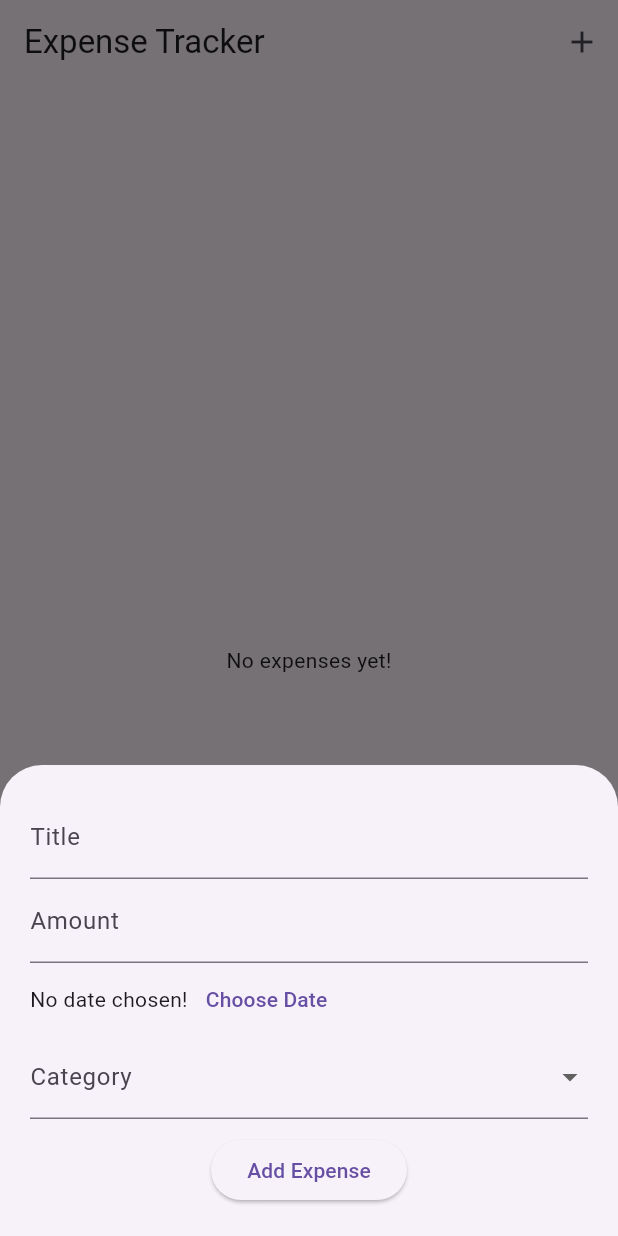
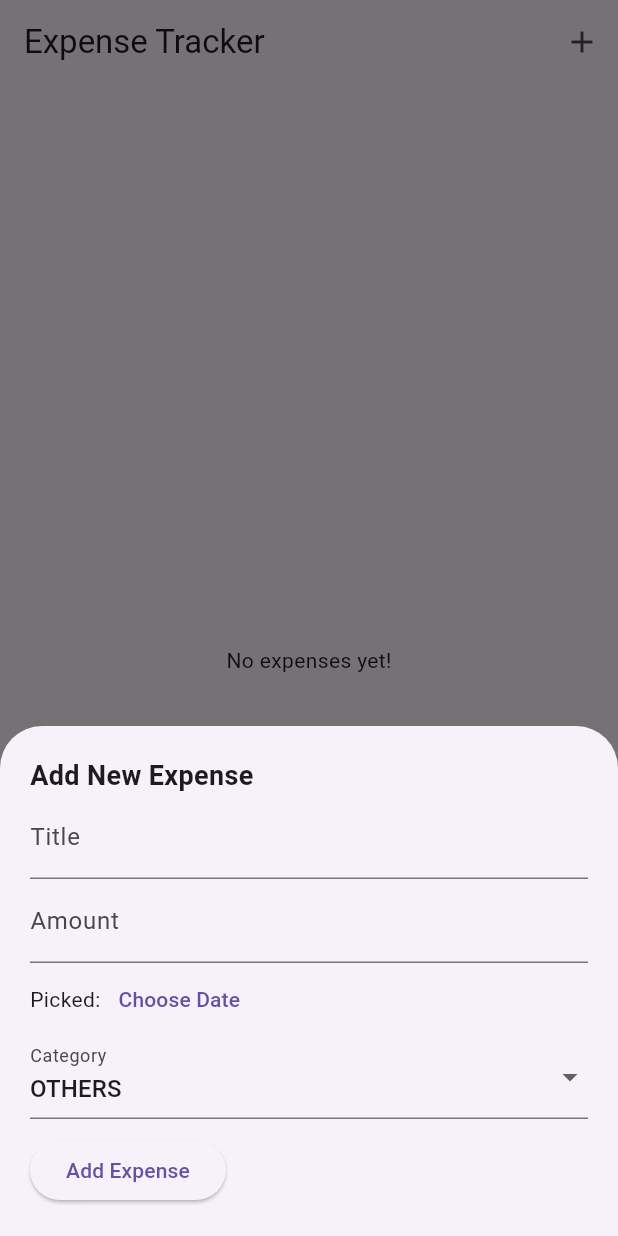
Before and after one commit to anjan-in/expense_tracker, a Flutter app: the screen it shows after launch, after a tap on the "add" icon, on a phone screen of 412 x 824 dp. Run offline on Flutter 3.47's test engine with Material 3 defaults, Android fonts, the phone set to English and light mode, and no system bars; our stand-ins replace hive; accounts and stored records are empty.

Commit message:
Added Edit functionality: sheet title, button changes and success message after adding/editing

```diff
--- a/expense_tracker/lib/widgets/add_expense.dart
+++ b/expense_tracker/lib/widgets/add_expense.dart
@@ -2,9 +2,12 @@ import 'package:flutter/material.dart';
 import '../models/expense.dart';
 
 class AddExpense extends StatefulWidget {
+  final Expense? existingExpense;
   final Function(Expense) onAdd;
+  final Function(Expense)? onUpdate;
 
-  const AddExpense({super.key, required this.onAdd});
+  // const AddExpense({super.key, required this.onAdd});
+  AddExpense({this.existingExpense, required this.onAdd, this.onUpdate});
 
   String getCategoryIcon(Category category) {
     switch (category) {
@@ -31,24 +34,49 @@ class _AddExpenseState extends State<AddExpense> {
 
   final titleController = TextEditingController();
   final amountController = TextEditingController();
-  DateTime? selectedDate;
-  Category? selectedCategory;
+  late DateTime selectedDate;
+  late Category selectedCategory;
+
+  @override
+  void initState() {
+    super.initState();
+    titleController.text = widget.existingExpense?.title ?? '';
+    amountController.text = widget.existingExpense?.amount.toString() ?? '';
+    selectedDate = widget.existingExpense?.date ?? DateTime.now();
+    selectedCategory = widget.existingExpense?.category ?? Category.others;
+  }
 
   void _submitData() {
     final enteredTitle = titleController.text;
     final enteredAmount = double.tryParse(amountController.text);
 
-    if (enteredTitle.isEmpty || enteredAmount == null || selectedDate == null)
+    if (enteredTitle.isEmpty ||
+        enteredAmount == null ||
+        enteredAmount <= 0 ||
+        false) {
       return;
+    }
 
-    widget.onAdd(
-      Expense(
-        title: enteredTitle,
-        amount: enteredAmount,
-        date: selectedDate!,
-        category: Category.others,
-      ),
+    final newExpense = Expense(
+      title: enteredTitle,
+      amount: enteredAmount,
+      date: selectedDate,
+      category: selectedCategory,
     );
+
+    if (widget.existingExpense != null && widget.onUpdate != null) {
+      widget.onUpdate!(newExpense);
+      ScaffoldMessenger.of(context).showSnackBar(
+        const SnackBar(content: Text('Expense updated successfully')),
+      );
+    } else {
+      widget.onAdd(newExpense);
+      ScaffoldMessenger.of(context).showSnackBar(
+        const SnackBar(content: Text('Expense added successfully')),
+      );
+    }
+
+    // widget.onAdd(newExpense);
 
     Navigator.of(context).pop(); // close the modal
   }
@@ -73,7 +101,12 @@ class _AddExpenseState extends State<AddExpense> {
       key: _formKey, // 🔐 Attach the key
       child: Column(
         mainAxisSize: MainAxisSize.min,
+        crossAxisAlignment: CrossAxisAlignment.start,
         children: [
+          Text(
+            widget.existingExpense != null ? 'Edit Expense' : 'Add New Expense',
+            style: const TextStyle(fontSize: 18, fontWeight: FontWeight.bold),
+          ),
           TextFormField(
             controller: titleController,
             decoration: const InputDecoration(labelText: 'Title'),
@@ -101,11 +134,7 @@ class _AddExpenseState extends State<AddExpense> {
           ),
           Row(
             children: [
-              Text(
-                selectedDate == null
-                    ? 'No date chosen!'
-                    : 'Picked: ${selectedDate!.toLocal()}'.split(' ')[0],
-              ),
+              Text('Picked: ${selectedDate.toLocal()}'.split(' ')[0]),
               TextButton(
                 onPressed: _presentDatePicker,
                 child: const Text('Choose Date'),
@@ -137,15 +166,13 @@ class _AddExpenseState extends State<AddExpense> {
           const SizedBox(height: 10),
           ElevatedButton(
             onPressed: () {
-              if (_formKey.currentState!.validate() && selectedDate != null) {
+              if (_formKey.currentState!.validate()) {
                 _submitData(); // ✅ submit only if valid
-              } else if (selectedDate == null) {
-                ScaffoldMessenger.of(context).showSnackBar(
-                  const SnackBar(content: Text('Please choose a date!')),
-                );
               }
             },
-            child: const Text('Add Expense'),
+            child: Text(
+              widget.existingExpense != null ? 'Update Expense' : 'Add Expense',
+            ),
           ),
         ],
       ),
```
Also changed, not shown: expense_tracker/lib/screens/home_screen.dart (+30 -0 lines).
